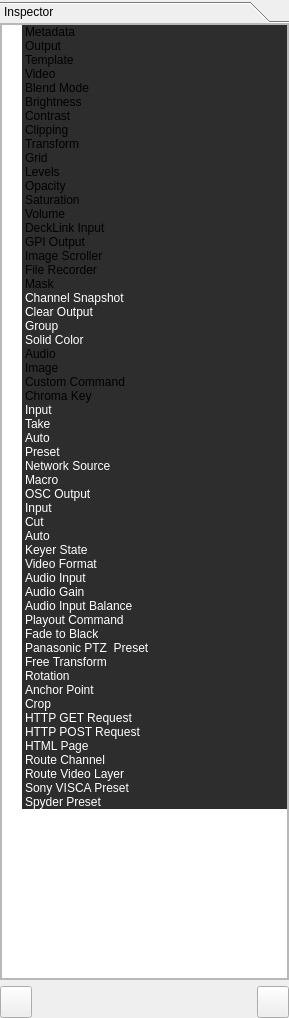
CasparCG/client, file src/Widgets/Inspector/InspectorWidget.ui: the form before one commit.
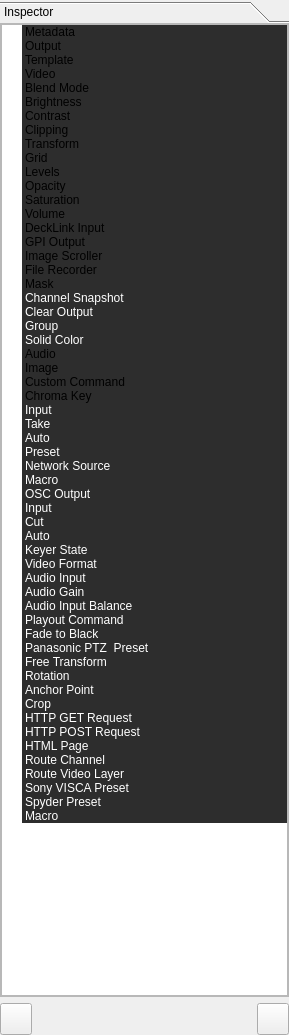
The form after the commit.

Commit message:
Added support for trigger ATEM mixer macro.
Close #136

Diff of the .ui file:
```diff
--- a/src/Widgets/Inspector/InspectorWidget.ui
+++ b/src/Widgets/Inspector/InspectorWidget.ui
@@ -7,7 +7,7 @@
     <x>0</x>
     <y>0</y>
     <width>289</width>
-    <height>1018</height>
+    <height>1035</height>
    </rect>
   </property>
   <property name="sizePolicy">
@@ -58,7 +58,7 @@
         <x>0</x>
         <y>0</y>
         <width>289</width>
-        <height>956</height>
+        <height>973</height>
        </rect>
       </property>
       <property name="sizePolicy">
@@ -103,7 +103,7 @@
             <x>0</x>
             <y>0</y>
             <width>287</width>
-            <height>954</height>
+            <height>971</height>
            </rect>
           </property>
           <layout class="QVBoxLayout" name="verticalLayout_3">
@@ -1435,6 +1435,29 @@
                </brush>
               </property>
              </item>
+             <item>
+              <property name="text">
+               <string>Macro</string>
+              </property>
+              <property name="background">
+               <brush brushstyle="SolidPattern">
+                <color alpha="255">
+                 <red>45</red>
+                 <green>45</green>
+                 <blue>45</blue>
+                </color>
+               </brush>
+              </property>
+              <property name="foreground">
+               <brush brushstyle="SolidPattern">
+                <color alpha="255">
+                 <red>255</red>
+                 <green>255</green>
+                 <blue>255</blue>
+                </color>
+               </brush>
+              </property>
+             </item>
             </widget>
            </item>
           </layout>
```
The commit also changes 98 other files.
